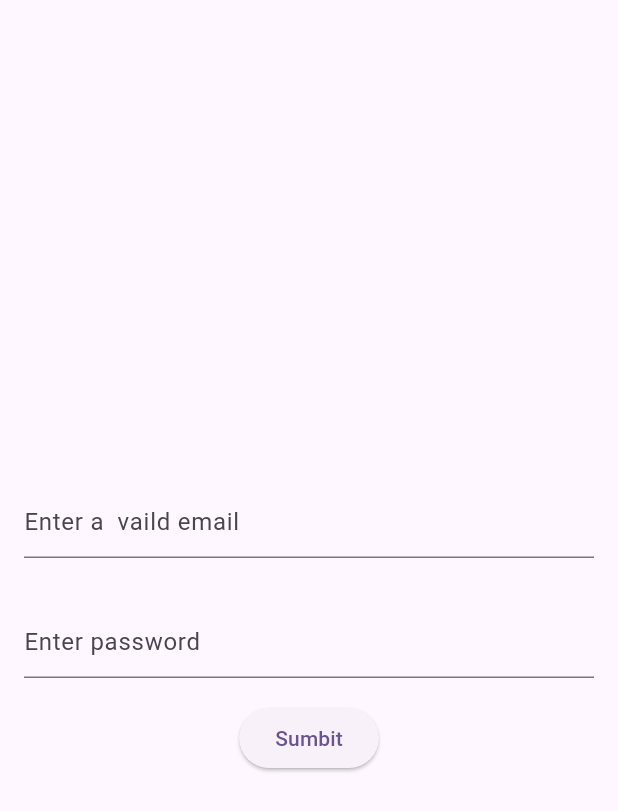
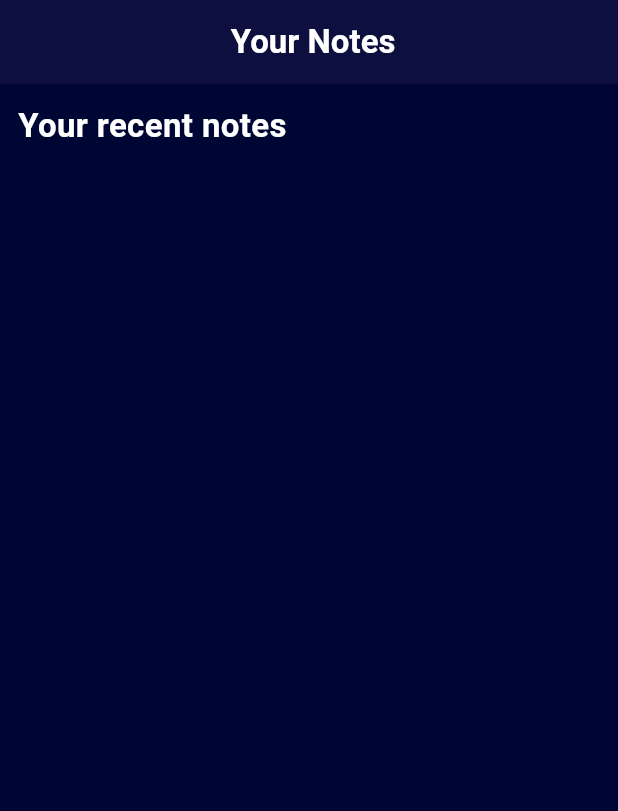
Before and after one commit to Saurab-gautam160/notes_app_uding_firebase, a Flutter app: the screen it shows after launch, on a phone screen of 412 x 824 dp. Shown: the top 811 px of the screen. Run offline on Flutter 3.47's test engine with Material 2 defaults, Android fonts, the phone set to English and light mode, and no system bars; our stand-ins replace cloud_firestore, firebase_core, google_fonts; accounts and stored records are empty.

Commit message:
first commit

```diff
--- a/lib/home.dart
+++ /dev/null
@@ -1,66 +0,0 @@
-import 'package:flutter/material.dart';
-
-class MyHomePage extends StatefulWidget {
-  const MyHomePage({super.key});
-
-  @override
-  State<MyHomePage> createState() => _MyHomePageState();
-}
-
-class _MyHomePageState extends State<MyHomePage> {
-  TextEditingController _email = TextEditingController();
-  TextEditingController _pasword = TextEditingController();
-
-  @override
-  void initState() {
-    _email = TextEditingController();
-    _pasword = TextEditingController();
-    super.initState();
-  }
-
-  @override
-  void dispose() {
-    _email.dispose();
-    _pasword.dispose();
-    super.dispose();
-  }
-
-  @override
-  Widget build(BuildContext context) {
-    return SafeArea(
-      child: Scaffold(
-        body: Center(
-          child: Column(
-            mainAxisAlignment: MainAxisAlignment.center,
-            children: [
-              Padding(
-                padding: const EdgeInsets.all(16.0),
-                child: TextField(
-                  controller: _email,
-                  decoration: const InputDecoration(
-                    hintText: 'Enter a  vaild email',
-                  ),
-                ),
-              ),
-              Padding(
-                padding: const EdgeInsets.all(16.0),
-                child: TextField(
-                  controller: _pasword,
-                  decoration: const InputDecoration(
-                    hintText: 'Enter password',
-                  ),
-                ),
-              ),
-              ElevatedButton(
-                onPressed: () {},
-                child: const Text(
-                  'Sumbit',
-                ),
-              ),
-            ],
-          ),
-        ),
-      ),
-    );
-  }
-}
--- a/lib/main.dart
+++ b/lib/main.dart
@@ -1,7 +1,7 @@
 import 'package:firebase_core/firebase_core.dart';
 import 'package:flutter/material.dart';
 import 'package:flutter_cli/firebase_options.dart';
-import 'package:flutter_cli/home.dart';
+import 'package:flutter_cli/pages/home.dart';
 
 void main() async {
   WidgetsFlutterBinding.ensureInitialized();
@@ -14,11 +14,10 @@ void main() async {
 class MyApp extends StatelessWidget {
   const MyApp({super.key});
 
-  // This widget is the root of your application.
   @override
   Widget build(BuildContext context) {
     return MaterialApp(
-      title: 'Flutter Demo',
+      debugShowCheckedModeBanner: false,
       theme: ThemeData(
         colorScheme: ColorScheme.fromSeed(seedColor: Colors.deepPurple),
         useMaterial3: true,
--- /dev/null
+++ b/lib/pages/home.dart
@@ -0,0 +1,93 @@
+import 'package:cloud_firestore/cloud_firestore.dart';
+import 'package:flutter/material.dart';
+import 'package:flutter_cli/pages/notes_read.dart';
+import 'package:flutter_cli/pages/widget/notes_card.dart';
+import 'package:flutter_cli/style/app_style.dart';
+import 'package:google_fonts/google_fonts.dart';
+
+class MyHomePage extends StatefulWidget {
+  const MyHomePage({super.key});
+
+  @override
+  State<MyHomePage> createState() => _MyHomePageState();
+}
+
+class _MyHomePageState extends State<MyHomePage> {
+  @override
+  Widget build(BuildContext context) {
+    return SafeArea(
+      child: Scaffold(
+        backgroundColor: Appstyle.maincolor,
+        appBar: AppBar(
+          title: const Text(
+            ' Your Notes',
+            style: TextStyle(
+              color: Colors.white,
+              fontWeight: FontWeight.bold,
+            ),
+          ),
+          backgroundColor: Appstyle.maincolor,
+          elevation: 8,
+          centerTitle: true,
+        ),
+        body: Padding(
+          padding: const EdgeInsets.all(12.0),
+          child: Column(
+            mainAxisAlignment: MainAxisAlignment.start,
+            crossAxisAlignment: CrossAxisAlignment.start,
+            children: [
+              Text(
+                'Your recent notes',
+                style: GoogleFonts.roboto(
+                  color: Colors.white,
+                  fontWeight: FontWeight.bold,
+                  fontSize: 22,
+                ),
+              ),
+              const SizedBox(
+                height: 20.0,
+              ),
+              Expanded(
+                child: StreamBuilder<QuerySnapshot>(
+                  stream: FirebaseFirestore.instance
+                      .collection('notes')
+                      .snapshots(),
+                  builder: (context, AsyncSnapshot<QuerySnapshot> snapshot) {
+                    if (snapshot.connectionState == ConnectionState.waiting) {
+                      return const Center(
+                        child: CircularProgressIndicator(),
+                      );
+                    }
+
+                    if (snapshot.hasData) {
+                      return GridView(
+                        gridDelegate:
+                            const SliverGridDelegateWithFixedCrossAxisCount(
+                                crossAxisCount: 2),
+                        children: snapshot.data!.docs
+                            .map((note) => noteCard(() {
+                                  Navigator.push(
+                                    context,
+                                    MaterialPageRoute(
+                                      builder: (context) =>
+                                          NoteReadScreen(note),
+                                    ),
+                                  );
+                                }, note))
+                            .toList(),
+                      );
+                    }
+                    return Text(
+                      "There is no notes ",
+                      style: GoogleFonts.nunito(color: Colors.white),
+                    );
+                  },
+                ),
+              ),
+            ],
+          ),
+        ),
+      ),
+    );
+  }
+}
--- /dev/null
+++ b/lib/style/app_style.dart
@@ -0,0 +1,39 @@
+import 'package:flutter/material.dart';
+import 'package:google_fonts/google_fonts.dart';
+
+class Appstyle {
+  static Color backgroundcolor = const Color(0xFFe2e2ff);
+  static Color maincolor = const Color(0xff000633);
+  static Color accentcolor = const Color(0xff0065ff);
+
+  static List<Color> cardsColor = [
+    Colors.white,
+    Colors.red.shade200,
+    Colors.pink.shade200,
+    Colors.orange.shade200,
+    Colors.yellow.shade200,
+    Colors.green.shade200,
+    Colors.blueGrey.shade200,
+    Colors.blue.shade200,
+  ];
+
+  static TextStyle maintitle = GoogleFonts.roboto(
+    fontSize: 18,
+    fontWeight: FontWeight.bold,
+
+  );
+
+
+  static TextStyle maincontent = GoogleFonts.nunito(
+    fontSize: 16,
+    fontWeight: FontWeight.normal,
+
+  );
+
+
+  static TextStyle datetitle = GoogleFonts.roboto(
+    fontSize: 13.0,
+    fontWeight: FontWeight.w500,
+
+  );
+}
--- a/pubspec.yaml
+++ b/pubspec.yaml
@@ -37,6 +37,8 @@ dependencies:
   cupertino_icons: ^1.0.2
   firebase_core: ^2.15.1
   firebase_auth: ^4.9.0
+  cloud_firestore: ^4.9.3
+  google_fonts: ^6.1.0
 
 dev_dependencies:
   flutter_test:
```
Also changed, not shown: lib/pages/note_edit.dart (added, +27 -0 lines), lib/pages/notes_read.dart (added, +52 -0 lines), lib/pages/widget/notes_card.dart (added, +37 -0 lines), pubspec.lock, 1 other file.
